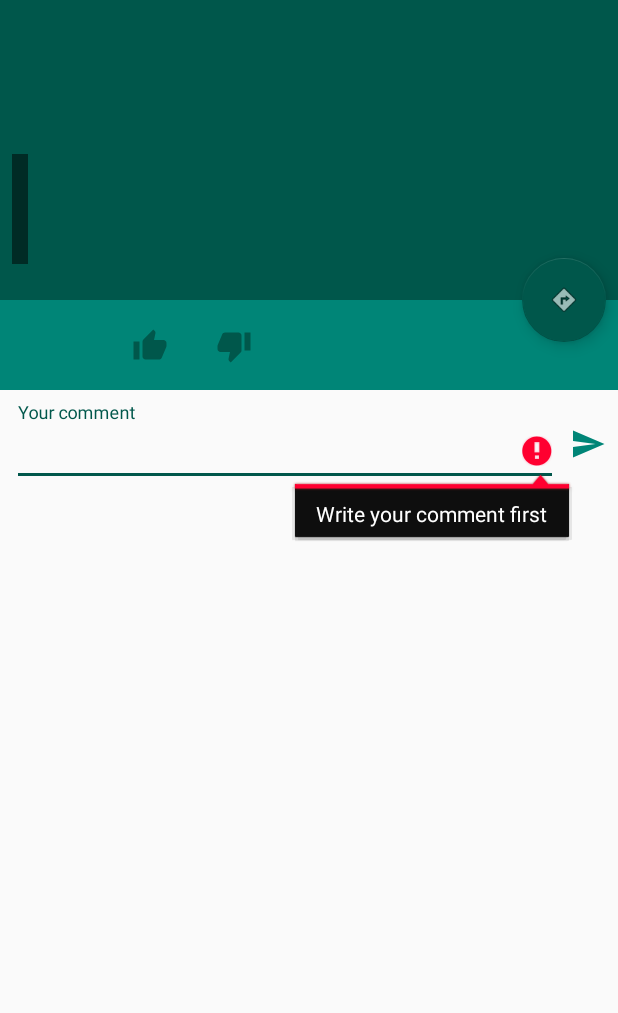
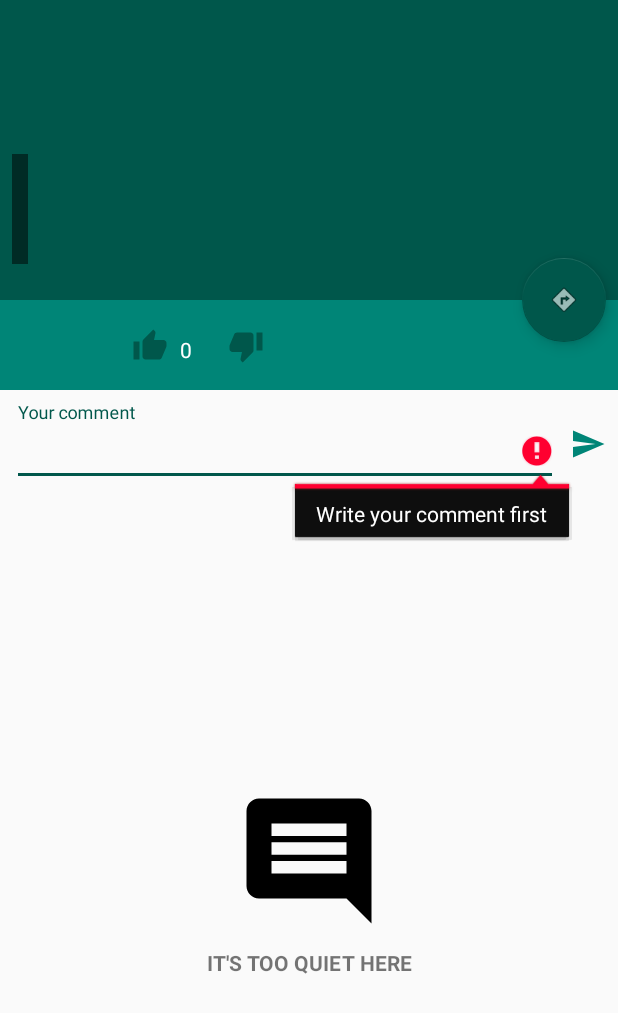
Before and after one commit to ali-taghizadeh/Tehran, an Android app: the PlaceDetailsActivity screen opened directly, with no data from a screen before it, after a tap on an icon or button, on a phone screen of 412 x 824 dp. Shown: the top 1013 px of the screen. Run offline under Robolectric (Android 15) with nearby library versions, the phone set to English and light mode, and no system bars; our stand-ins replace ButterKnife, Firebase (no records; nobody signed in at launch, a user with empty details on screens opened directly); libraries missing offline, so code that uses them is left out: cn.gavinliu.android, com.firebase.ui; plain views replace ShapedImageView; 9 statements that could not run were skipped; 1 other tap on this screen came first.

Commit message:
handle like button

```diff
--- a/app/src/main/java/ir/taghizadeh/tehran/activities/PlaceDetailsActivity.java
+++ b/app/src/main/java/ir/taghizadeh/tehran/activities/PlaceDetailsActivity.java
@@ -51,6 +51,10 @@
     RecyclerView recyclerView_place_details;
     @BindView(R.id.edittext_place_details_comment)
     TextInputEditText edittext_place_details_comment;
+    @BindView(R.id.image_place_details_empty_list)
+    ImageView image_place_details_empty_list;
+    @BindView(R.id.text_place_details_empty_list)
+    TextView text_place_details_empty_list;
 
     private NewPlace mNewPlace;
     private List<Comments> mCommentsList = new ArrayList<>();
@@ -83,7 +87,8 @@
         text_place_details_author.setText(mNewPlace.getUsername().toUpperCase());
         text_place_details_likes.setText(String.valueOf(mNewPlace.getLikes()));
         text_place_details_dislikes.setText(String.valueOf(mNewPlace.getDislikes()));
-        if (!mNewPlace.getPhotoUrl().equals(""))loadImage(mNewPlace.getPhotoUrl(), image_place_details_photo);
+        if (!mNewPlace.getPhotoUrl().equals(""))
+            loadImage(mNewPlace.getPhotoUrl(), image_place_details_photo);
         loadImage(mNewPlace.getUserPhotoUrl(), image_place_details_user_photo);
     }
 
@@ -105,20 +110,34 @@
     }
 
     @OnClick(R.id.image_place_details_send)
-    void addComment(){
-        if (!edittext_place_details_comment.getText().toString().equals("")){
+    void addComment() {
+        if (!edittext_place_details_comment.getText().toString().equals("")) {
             Comments comments = new Comments(getUsername(), getUserPhoto(), edittext_place_details_comment.getText().toString());
             mDatabase.addComment(comments, Constants.PLACES_COMMENTS, mKey);
             mDatabase.setPushListener(key -> {
                 edittext_place_details_comment.setText("");
                 attachComments();
             });
-        }else edittext_place_details_comment.setError("Write your comment first");
+        } else edittext_place_details_comment.setError("Write your comment first");
+    }
+
+    @OnClick(R.id.image_place_details_like)
+    void like(){
+        int likes = mNewPlace.getLikes() + 1;
+        mDatabase.like(likes, Constants.PLACES, mKey);
+        text_place_details_likes.setText(String.valueOf(likes));
     }
 
     private void updateList(List<Comments> comments) {
-        if (comments.isEmpty()) recyclerView_place_details.setVisibility(View.GONE);
-        else recyclerView_place_details.setVisibility(View.VISIBLE);
+        if (comments.isEmpty()) {
+            recyclerView_place_details.setVisibility(View.GONE);
+            image_place_details_empty_list.setVisibility(View.VISIBLE);
+            text_place_details_empty_list.setVisibility(View.VISIBLE);
+        } else {
+            recyclerView_place_details.setVisibility(View.VISIBLE);
+            image_place_details_empty_list.setVisibility(View.GONE);
+            text_place_details_empty_list.setVisibility(View.GONE);
+        }
         this.mCommentsList = comments;
         CommentsAdapter adapter = (CommentsAdapter) recyclerView_place_details.getAdapter();
         assert adapter != null;
--- a/app/src/main/java/ir/taghizadeh/tehran/dependencies/database/Database.java
+++ b/app/src/main/java/ir/taghizadeh/tehran/dependencies/database/Database.java
@@ -9,6 +9,7 @@
     void pushNewPlace(NewPlace newPlace, String location);
     void getChild(String dbLocation, String key);
     void addComment(Comments comments, String dbLocation, String key);
+    void like(int like, String dbLocation, String key);
 
     void setPushListener(PushListener pushListener);
     interface PushListener {
--- a/app/src/main/java/ir/taghizadeh/tehran/dependencies/database/DatabaseImpl.java
+++ b/app/src/main/java/ir/taghizadeh/tehran/dependencies/database/DatabaseImpl.java
@@ -87,6 +87,12 @@
     }
 
     @Override
+    public void like(int like, String dbLocation, String key) {
+        mDatabaseReference = mFirebaseDatabase.getReference().child(dbLocation).child(key).child(Constants.LIKES);
+        mDatabaseReference.setValue(like);
+    }
+
+    @Override
     public void setPushListener(PushListener pushListener) {
         this.mPushListener = pushListener;
     }
--- a/app/src/main/java/ir/taghizadeh/tehran/helpers/Constants.java
+++ b/app/src/main/java/ir/taghizadeh/tehran/helpers/Constants.java
@@ -10,5 +10,6 @@
     public static final String PLACES = "places";
     public static final String PLACES_LOCATION = "places_location";
     public static final String PLACES_COMMENTS = "places_comments";
+    public static final String LIKES = "likes";
     public static final int DEFAULT_DISTANCE = 1;
 }
--- /dev/null
+++ b/app/src/main/res/drawable/ic_insert_comment.xml
@@ -0,0 +1,9 @@
+<vector xmlns:android="http://schemas.android.com/apk/res/android"
+        android:width="24dp"
+        android:height="24dp"
+        android:viewportWidth="24.0"
+        android:viewportHeight="24.0">
+    <path
+        android:fillColor="#FF000000"
+        android:pathData="M20,2L4,2c-1.1,0 -2,0.9 -2,2v12c0,1.1 0.9,2 2,2h14l4,4L22,4c0,-1.1 -0.9,-2 -2,-2zM18,14L6,14v-2h12v2zM18,11L6,11L6,9h12v2zM18,8L6,8L6,6h12v2z"/>
+</vector>
--- a/app/src/main/res/layout/activity_place_details.xml
+++ b/app/src/main/res/layout/activity_place_details.xml
@@ -165,4 +165,33 @@
         app:layout_constraintStart_toStartOf="parent"
         app:layout_constraintTop_toBottomOf="@+id/textInputLayout4"/>
 
+    <ImageView
+        android:id="@+id/image_place_details_empty_list"
+        android:layout_width="100dp"
+        android:layout_height="100dp"
+        android:layout_marginStart="8dp"
+        android:layout_marginTop="8dp"
+        android:layout_marginEnd="8dp"
+        android:layout_marginBottom="8dp"
+        app:layout_constraintBottom_toBottomOf="parent"
+        app:layout_constraintEnd_toEndOf="parent"
+        app:layout_constraintStart_toStartOf="parent"
+        app:layout_constraintTop_toBottomOf="@+id/textInputLayout4"
+        app:srcCompat="@drawable/ic_insert_comment"
+        android:tint="@color/grey"/>
+
+    <TextView
+        android:id="@+id/text_place_details_empty_list"
+        android:layout_width="wrap_content"
+        android:layout_height="wrap_content"
+        android:layout_marginStart="8dp"
+        android:layout_marginTop="8dp"
+        android:layout_marginEnd="8dp"
+        android:text="@string/it_s_too_quiet_here"
+        android:textStyle="bold"
+        app:layout_constraintEnd_toEndOf="parent"
+        app:layout_constraintHorizontal_bias="0.501"
+        app:layout_constraintStart_toStartOf="parent"
+        app:layout_constraintTop_toBottomOf="@+id/image_place_details_empty_list" />
+
 </android.support.constraint.ConstraintLayout>
--- a/app/src/main/res/values/strings.xml
+++ b/app/src/main/res/values/strings.xml
@@ -6,4 +6,5 @@
     <string name="save">SAVE</string>
     <string name="discard">DISCARD</string>
     <string name="your_comment">Your comment</string>
+    <string name="it_s_too_quiet_here">IT\'S TOO QUIET HERE</string>
 </resources>
```
